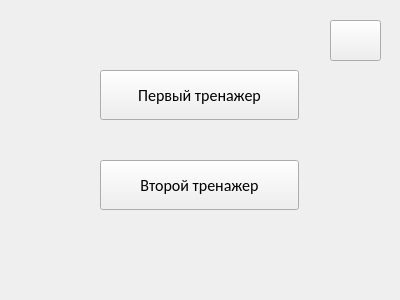
MichailKon/EmotionTrainer, file Interface/MainInterface.ui: the form before one commit.
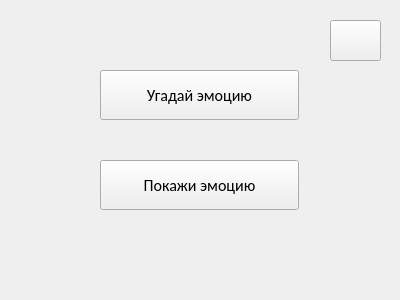
The form after the commit.

```diff
--- a/Interface/MainInterface.ui
+++ b/Interface/MainInterface.ui
@@ -56,7 +56,7 @@
 </string>
    </property>
    <property name="text">
-    <string>Второй тренажер</string>
+    <string>Покажи эмоцию</string>
    </property>
    <property name="iconSize">
     <size>
@@ -93,7 +93,7 @@
     <cursorShape>PointingHandCursor</cursorShape>
    </property>
    <property name="text">
-    <string>Первый тренажер</string>
+    <string>Угадай эмоцию</string>
    </property>
   </widget>
   <widget class="QPushButton" name="Language">
```
